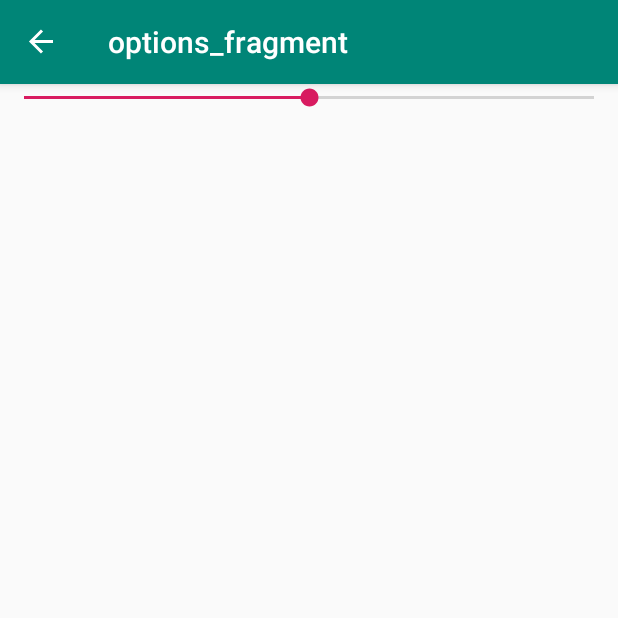
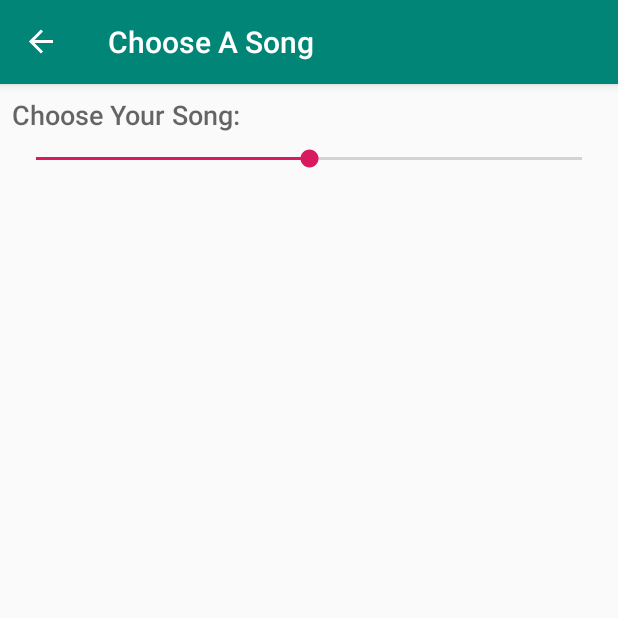
Before and after one commit to nathan815/Laughable-Lyrics, an Android app: the OptionsFragment screen opened through its navigation route, on a phone screen of 412 x 824 dp, the top half of it. Run offline under Robolectric (Android 15) with nearby library versions, the phone set to English and light mode, and no system bars; our stand-ins replace data binding, navigation-ui.

```diff
--- a/LaughableLyricsAndroid/app/src/main/res/layout/options_fragment.xml
+++ b/LaughableLyricsAndroid/app/src/main/res/layout/options_fragment.xml
@@ -16,11 +16,24 @@
             android:layout_width="match_parent"
             android:layout_height="match_parent">
 
-        <androidx.appcompat.widget.AppCompatSeekBar
-                android:id="@+id/options_seekbar"
+        <TextView
+                android:id="@+id/options_title"
+                android:text="Choose Your Song:"
+                android:textAppearance="@android:style/TextAppearance.DeviceDefault.Medium"
+                android:layout_margin="8dp"
+                android:layout_width="0dp"
+                android:layout_height="wrap_content"
                 app:layout_constraintTop_toTopOf="parent"
                 app:layout_constraintEnd_toEndOf="parent"
                 app:layout_constraintStart_toStartOf="parent"
+                />
+
+        <androidx.appcompat.widget.AppCompatSeekBar
+                android:id="@+id/options_seekbar"
+                app:layout_constraintTop_toBottomOf="@+id/options_title"
+                app:layout_constraintEnd_toEndOf="parent"
+                app:layout_constraintStart_toStartOf="parent"
+                android:layout_margin="8dp"
                 android:progress="5"
                 android:max="10"
                 android:layout_width="match_parent"
--- a/LaughableLyricsAndroid/app/src/main/res/navigation/nav_graph.xml
+++ b/LaughableLyricsAndroid/app/src/main/res/navigation/nav_graph.xml
@@ -8,7 +8,7 @@
     <fragment
             android:id="@+id/homeFragment"
             android:name="fonte.com.laughablelyricsandroid.ui.main.HomeFragment"
-            android:label="home_fragment"
+            android:label="Laughable Lyrics"
             tools:layout="@layout/home_fragment">
         <action
                 android:id="@+id/action_homeFragment_to_optionsFragment"
@@ -17,19 +17,28 @@
     <fragment
             android:id="@+id/optionsFragment"
             android:name="fonte.com.laughablelyricsandroid.ui.main.OptionsFragment"
-            android:label="options_fragment"
+            android:label="Choose A Song"
             tools:layout="@layout/options_fragment">
         <action
                 android:id="@+id/action_optionsFragment_to_lyricsFragment"
                 app:destination="@id/lyricsFragment"/>
+        <argument
+                android:name="searchQuery"
+                app:argType="string"
+                app:nullable="true"
+                android:defaultValue="null"/>
     </fragment>
     <fragment
             android:id="@+id/lyricsFragment"
             android:name="fonte.com.laughablelyricsandroid.ui.main.LyricsFragment"
-            android:label="lyrics_fragment"
+            android:label="Lyrics"
             tools:layout="@layout/lyrics_fragment">
         <action
                 android:id="@+id/action_lyricsFragment_to_homeFragment"
                 app:destination="@id/homeFragment"/>
+        <argument
+                android:name="songId"
+                app:argType="integer"
+                android:defaultValue="0"/>
     </fragment>
 </navigation>
--- a/LaughableLyricsAndroid/app/src/main/res/values/strings.xml
+++ b/LaughableLyricsAndroid/app/src/main/res/values/strings.xml
@@ -1,3 +1,3 @@
 <resources>
-    <string name="app_name">Laughable Lyrics Android</string>
+    <string name="app_name">Laughable Lyrics</string>
 </resources>
```
Also changed, not shown: LaughableLyricsAndroid/app/src/main/java/fonte/com/laughablelyricsandroid/adapter/SearchResultsRecyclerAdapter.kt (added, +37 -0 lines), LaughableLyricsAndroid/app/src/main/java/fonte/com/laughablelyricsandroid/util/ObjectUtils.kt (added, +10 -0 lines), LaughableLyricsAndroid/app/src/main/res/layout/row_search_results.xml (added, +31 -0 lines).
